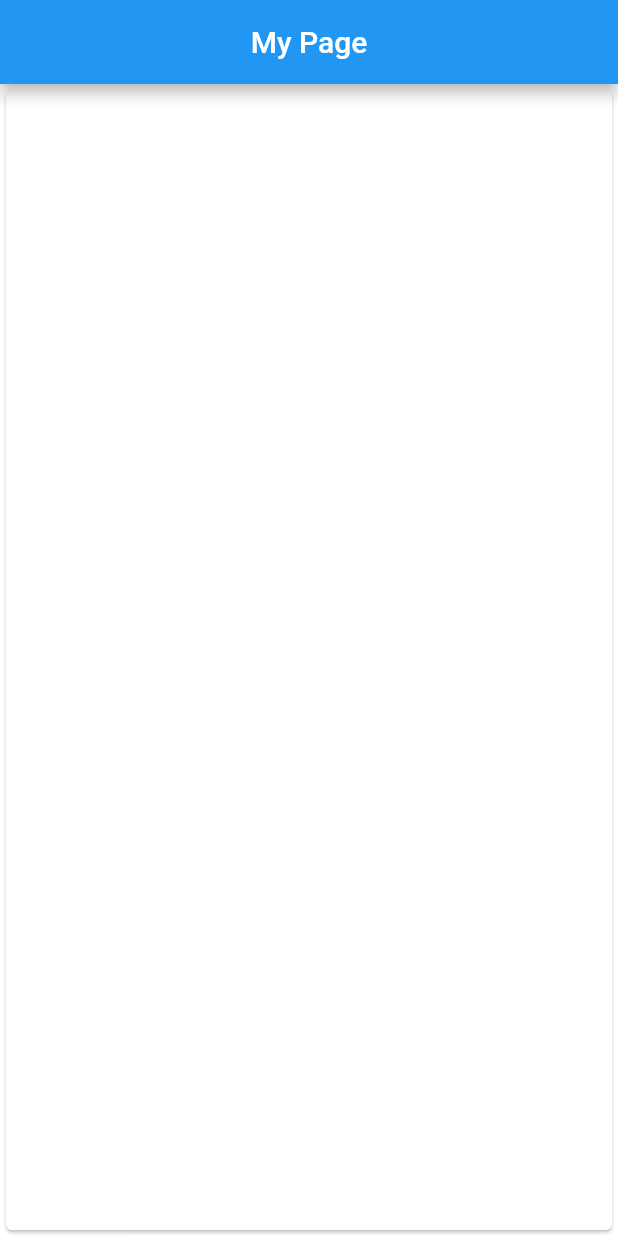
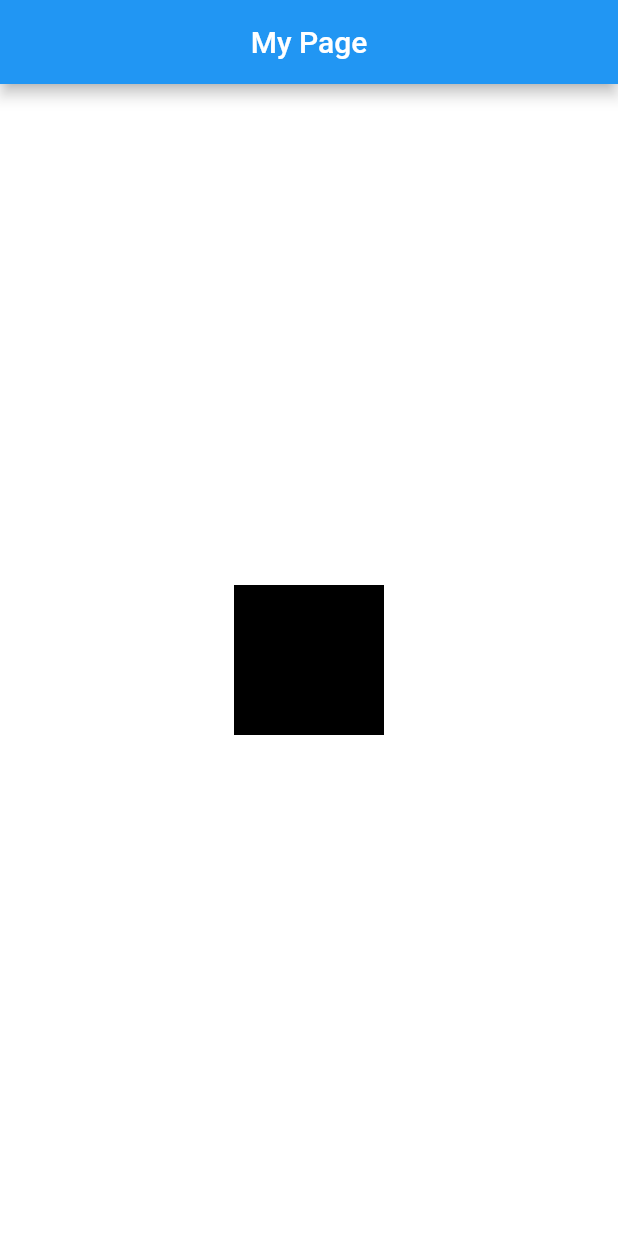
Before and after one commit to Zuhrdev/My-first-Flutter-App, a Flutter app: the screen it shows after launch, on a phone screen of 412 x 824 dp. Run offline on Flutter 3.47's test engine with Material 2 defaults, Android fonts, the phone set to English and light mode, and no system bars.

Commit message:
fix: alignment

```diff
--- a/firstUI/lib/main.dart
+++ b/firstUI/lib/main.dart
@@ -35,10 +35,8 @@ class HomePage extends StatelessWidget {
           height: size.height,
           width: size.width,
           color: Colors.white,
-        child: Card(
-
-         )
-          ),
+          alignment: Alignment.center,
+          child: Container(color: Colors.black, height: 100, width: 100)),
       //child: fromAsset(height: 200, width: size.width, path: "images/cover.jpg"),
       //),
     );
@@ -52,7 +50,8 @@ CircleAvatar ProfileAvtar({required double radius}) {
   );
 }
 
-Image fromAsset({required double height, required double width, required String path}) {
+Image fromAsset(
+    {required double height, required double width, required String path}) {
   return Image.asset(
     path,
     height: height,
@@ -61,7 +60,8 @@ Image fromAsset({required double height, required double width, required String
 }
 
 Image fromNetwork() {
-  return Image.network(""
+  return Image.network(
+    ""
     "https://images.pexels.com/photos/11280353/pexels-photo-11280353.jpeg?auto=compress&cs=tinysrgb&w=1260&h=750&dpr=1",
     height: 200,
   );
```
Lines whose indentation alone changed are shown as unchanged.
